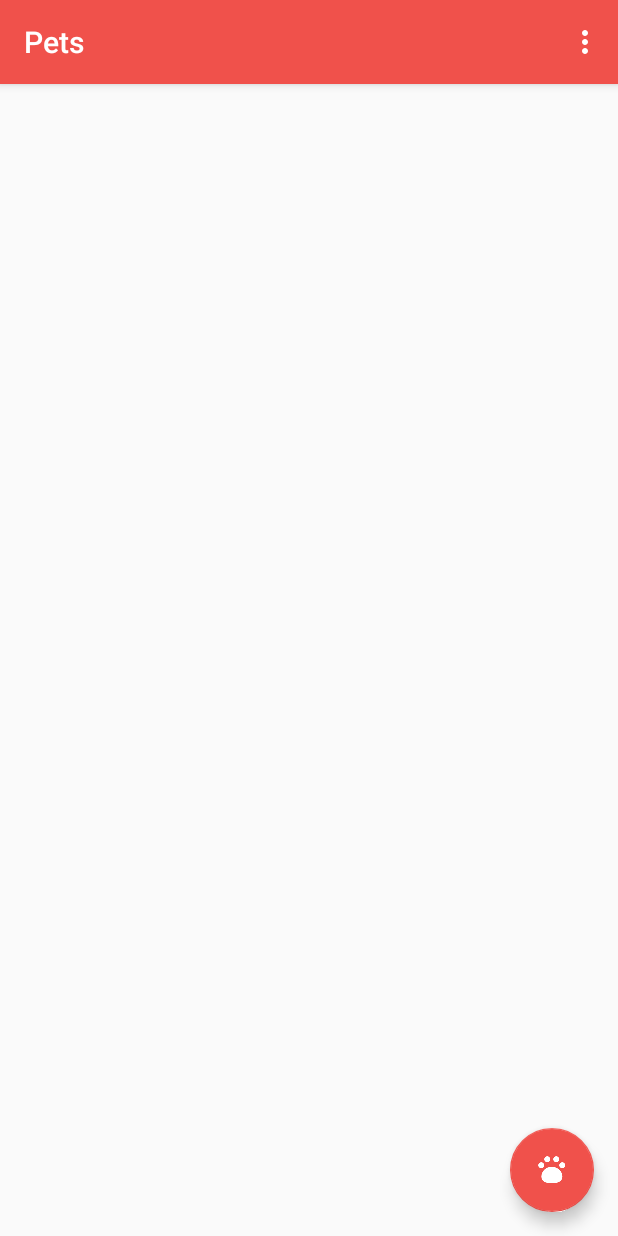
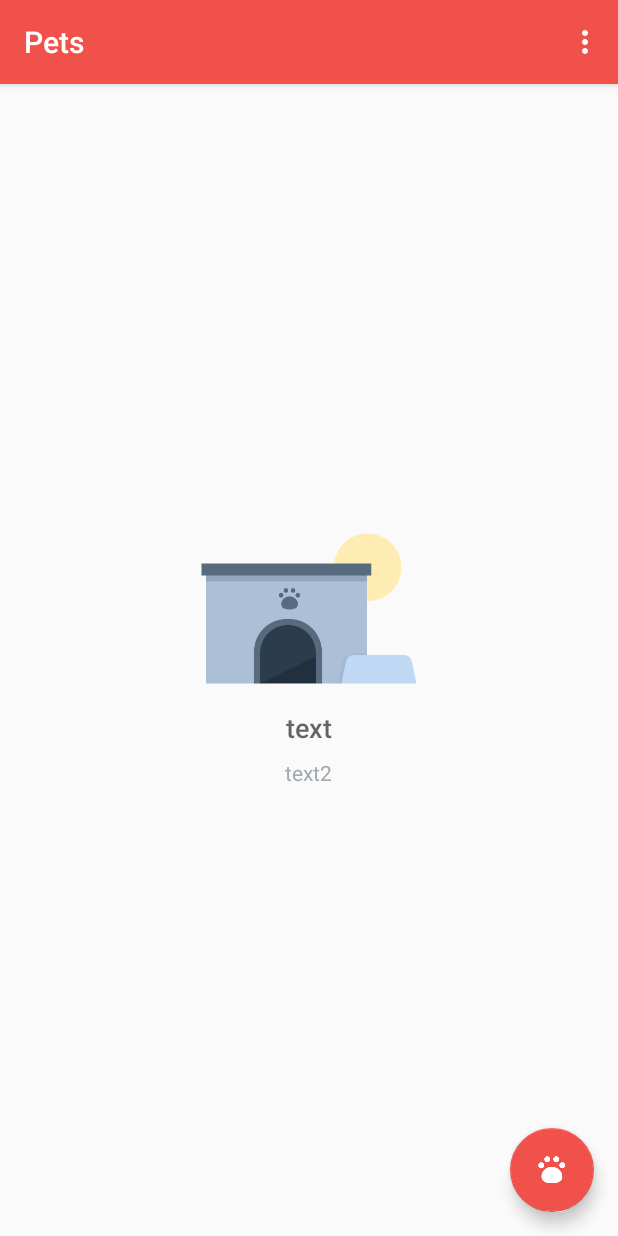
Before and after one commit to davej33/Pets, an Android app: the screen it shows after launch (CatalogActivity), on a phone screen of 412 x 824 dp. Run offline under Robolectric (Android 15) with nearby library versions, the phone set to English and light mode, and no system bars.

Commit message:
cursor adapter functional

```diff
--- a/app/src/main/java/com/example/android/pets/CatalogActivity.java
+++ b/app/src/main/java/com/example/android/pets/CatalogActivity.java
@@ -25,17 +25,15 @@ import android.support.v7.app.AppCompatActivity;
 import android.view.Menu;
 import android.view.MenuItem;
 import android.view.View;
-import android.widget.TextView;
+import android.widget.ListView;
 
 import com.example.android.pets.data.PetContract.PetEntry;
-import com.example.android.pets.data.PetDbHelper;
 
 /**
  * Displays list of pets that were entered and stored in the app.
  */
 public class CatalogActivity extends AppCompatActivity {
 
-    private PetDbHelper mDbHelper;
     @Override
     protected void onCreate(Bundle savedInstanceState) {
         super.onCreate(savedInstanceState);
@@ -51,10 +49,10 @@ public class CatalogActivity extends AppCompatActivity {
             }
         });
 
-        //displayDatabaseInfo();
+        ListView listView = (ListView) findViewById(R.id.list_view);
+        View emptyView = findViewById(R.id.empty_view);
+        listView.setEmptyView(emptyView);
 
-        mDbHelper = new PetDbHelper(this);
-        displayDatabaseInfo();
     }
 
     /**
@@ -69,10 +67,6 @@ public class CatalogActivity extends AppCompatActivity {
                 PetEntry.COLUMN_PET_BREED,
                 PetEntry.COLUMN_PET_GENDER,
                 PetEntry.COLUMN_PET_WEIGHT};
-        // String selection = PetEntry.COLUMN_PET_GENDER + "=?";
-        // String[] selectionArgs = {String.valueOf(PetEntry.GENDER_MALE)};
-
-        // Cursor cursor = db.query(PetEntry.TABLE_NAME, null, null, null, null, null, null);
 
         Cursor cursor = getContentResolver().query(
                 PetEntry.CONTENT_URI,   // content uri for pets table
@@ -81,48 +75,12 @@ public class CatalogActivity extends AppCompatActivity {
                 null,                   // selection criteria
                 null);                  // sort criteria
 
-        TextView displayView = (TextView) findViewById(R.id.text_view_pet);
-        try {
-            // Display the number of rows in the Cursor (which reflects the number of rows in the
-            // pets table in the database).
-
-            displayView.setText("The table has " + cursor.getCount() + " pets.\n\n");
-
-            int idColumnIndex = cursor.getColumnIndex(PetEntry._ID);
-            int nameColumnIndex = cursor.getColumnIndex(PetEntry.COLUMN_PET_NAME);
-            int breedColumn = cursor.getColumnIndex(PetEntry.COLUMN_PET_BREED);
-            int genderColumn = cursor.getColumnIndex(PetEntry.COLUMN_PET_GENDER);
-            int weightColumn = cursor.getColumnIndex(PetEntry.COLUMN_PET_WEIGHT);
-
-            displayView.append("ID" + " - " + "Name" + " - " + "Breed" + " - " + "Gender" + " - " + "Weight\n");
-
-            while(cursor.moveToNext()){
-
-                int currentID = cursor.getInt(idColumnIndex);
-                String name = cursor.getString(nameColumnIndex);
-                String breed = cursor.getString(breedColumn);
-                int gender = cursor.getInt(genderColumn);
-                String genderString = "";
-                if (gender == 0){
-                    genderString = "Unknown";
-                } else if (gender == 1){
-                    genderString = "Male";
-                } else {
-                    genderString = "Female";
-                }
-                int weight = cursor.getInt(weightColumn);
-
-                displayView.append("\n" + currentID + " - " + name + " - " + breed + " - "
-                                    + genderString + " - " + weight + " kg");
-            }
-        } finally {
-            // Always close the cursor when you're done reading from it. This releases all its
-            // resources and makes it invalid.
-            cursor.close();
-        }
+        PetCursorAdapter adapter = new PetCursorAdapter(this, cursor);
+        ListView listView = (ListView) findViewById(R.id.list_view);
+        listView.setAdapter(adapter);
     }
 
-    private void insertPet(){
+    private void insertPet() {
 
         ContentValues dummyPet = new ContentValues();
         dummyPet.put(PetEntry.COLUMN_PET_NAME, "Toto");
@@ -131,13 +89,6 @@ public class CatalogActivity extends AppCompatActivity {
         dummyPet.put(PetEntry.COLUMN_PET_WEIGHT, 7);
 
         Uri newRowID = getContentResolver().insert(PetEntry.CONTENT_URI, dummyPet);
-
-       /* if(newRowID == null){
-            Toast.makeText(this, "Error adding pet to DB", Toast.LENGTH_SHORT).show();
-        } else {
-            Toast.makeText(this, "Pet added", Toast.LENGTH_SHORT).show();
-        } */
-
 
     }
 
@@ -163,7 +114,6 @@ public class CatalogActivity extends AppCompatActivity {
             case R.id.action_insert_dummy_data:
                 insertPet();
                 displayDatabaseInfo();
-
                 return true;
             // Respond to a click on the "Delete all entries" menu option
             case R.id.action_delete_all_entries:
--- a/app/src/main/res/layout/activity_catalog.xml
+++ b/app/src/main/res/layout/activity_catalog.xml
@@ -18,11 +18,48 @@
     android:layout_height="match_parent"
     tools:context=".CatalogActivity">
 
-    <TextView
-        android:id="@+id/text_view_pet"
+    <ListView
+        android:id="@+id/list_view"
         android:layout_width="match_parent"
         android:layout_height="match_parent"
         android:padding="@dimen/activity_margin"/>
+
+    <RelativeLayout
+        android:id="@+id/empty_view"
+        android:layout_width="wrap_content"
+        android:layout_height="wrap_content"
+        android:layout_centerInParent="true">
+
+        <ImageView
+            android:id="@+id/empty_shelter_image"
+            android:layout_width="wrap_content"
+            android:layout_height="wrap_content"
+            android:layout_centerHorizontal="true"
+            android:src="@drawable/ic_empty_shelter"/>
+
+        <TextView
+            android:id="@+id/empty_title_text"
+            android:layout_width="wrap_content"
+            android:layout_height="wrap_content"
+            android:layout_below="@+id/empty_shelter_image"
+            android:layout_centerHorizontal="true"
+            android:fontFamily="sans-serif-medium"
+            android:paddingTop="16dp"
+            android:text="text"
+            android:textAppearance="?android:textAppearanceMedium"/>
+
+        <TextView
+            android:id="@+id/empty_subtitle_text"
+            android:layout_width="wrap_content"
+            android:layout_height="wrap_content"
+            android:layout_below="@+id/empty_title_text"
+            android:layout_centerHorizontal="true"
+            android:fontFamily="sans-serif"
+            android:paddingTop="8dp"
+            android:text="text2"
+            android:textAppearance="?android:textAppearanceSmall"
+            android:textColor="#A2AAB0"/>
+    </RelativeLayout>
 
     <android.support.design.widget.FloatingActionButton
         android:id="@+id/fab"
```
Also changed, not shown: app/src/main/java/com/example/android/pets/PetCursorAdapter.java (+24 -2 lines).
